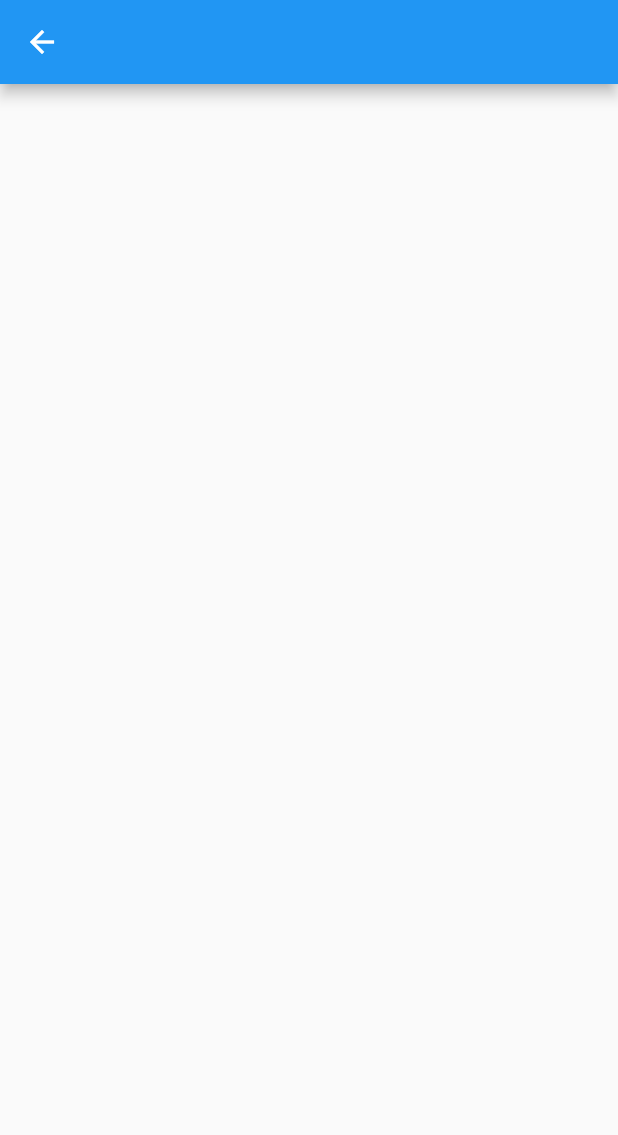
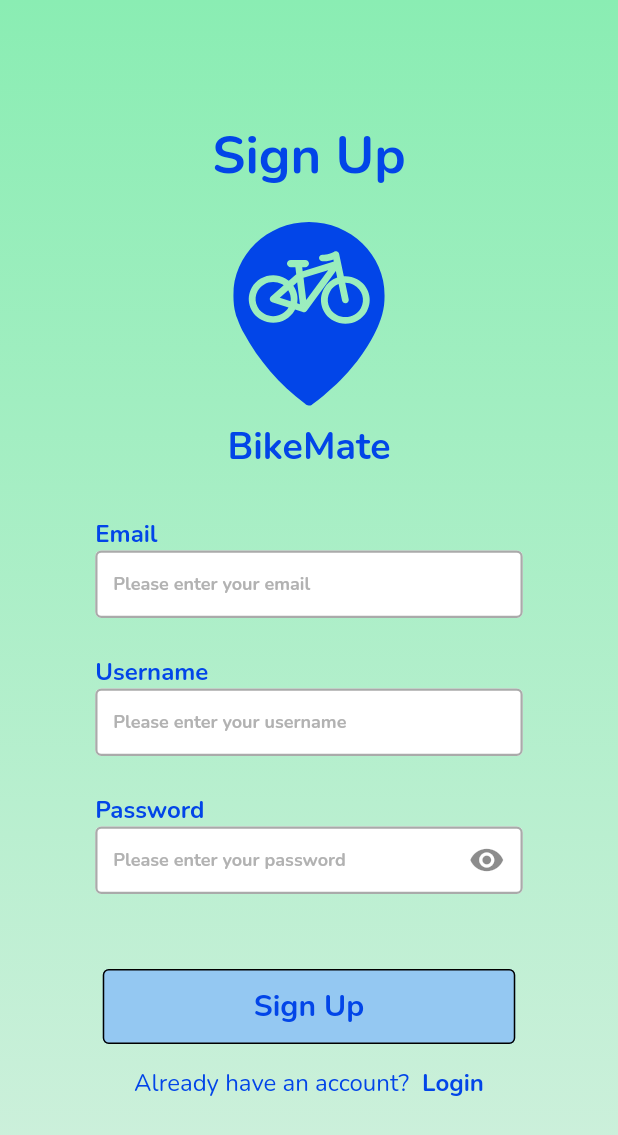
Before and after one commit to DatAmstrongest/BikeMate, a Flutter app: the screen it shows after launch, after a tap on "Sign Up", on a phone screen of 412 x 824 dp. Shown: the top 1135 px of the screen. Run offline on Flutter 3.47's test engine with Material 2 defaults, Android fonts, the light colour scheme and no system bars; our stand-ins replace flutter_svg, google_fonts.

Commit message:
signup page is added

```diff
--- /dev/null
+++ b/lib/UI/input.dart
@@ -0,0 +1,62 @@
+import 'package:bikemate/styles/app_colors.dart';
+import 'package:bikemate/styles/text_styles.dart';
+import 'package:flutter/src/foundation/key.dart';
+import 'package:flutter/src/widgets/framework.dart';
+import 'package:flutter/material.dart';
+
+class Input extends StatefulWidget {
+  final label;
+  final hintText;
+  final isPassword;
+  var _passwordVisible = false;
+
+  Input({this.label, this.hintText, this.isPassword});
+
+  @override
+  State<Input> createState() => _InputState();
+}
+
+class _InputState extends State<Input> {
+  @override
+  Widget build(BuildContext context) {
+    return Column(
+      crossAxisAlignment: CrossAxisAlignment.start,
+      children: [
+        Text(
+          widget.label,
+          style: TextStyles.frontLabelStyle,
+        ),
+        SizedBox(
+          height: 45,
+          child: TextFormField(
+            obscureText: widget._passwordVisible,
+            decoration: InputDecoration(
+                suffixIcon: widget.isPassword
+                    ? IconButton(
+                        icon: widget._passwordVisible
+                            ? const Icon(Icons.visibility_off)
+                            : const Icon(Icons.visibility),
+                        onPressed: () => {
+                          setState(() => {
+                                widget._passwordVisible =
+                                    !widget._passwordVisible
+                              })
+                        },
+                      )
+                    : null,
+                enabledBorder: const OutlineInputBorder(
+                  borderSide: BorderSide(
+                    width: 1.5,
+                    color: AppColors.inputBorderColor,
+                  ),
+                ),
+                filled: true,
+                fillColor: AppColors.inputBackgroundColor,
+                hintText: widget.hintText,
+                hintStyle: TextStyles.frontHintStyle),
+          ),
+        ),
+      ],
+    );
+  }
+}
--- a/lib/images.dart
+++ b/lib/images.dart
@@ -5,8 +5,13 @@ import 'package:flutter_svg/flutter_svg.dart';
 class Images {
   static const path = "assets/images/";
 
-  static Widget brandLogo = SvgPicture.asset(
-    path + "Logo.svg",
+  static Widget biggerLogo = SvgPicture.asset(
+    path + "biggerLogo.svg",
+    color: AppColors.logoColor,
+    semanticsLabel: 'A red up arrow',
+  );
+  static Widget smallerLogo = SvgPicture.asset(
+    path + "smallerLogo.svg",
     color: AppColors.logoColor,
     semanticsLabel: 'A red up arrow',
   );
--- a/lib/pages/signup.dart
+++ b/lib/pages/signup.dart
@@ -1,3 +1,12 @@
+import 'package:bikemate/UI/input.dart';
+import 'package:bikemate/images.dart';
+import 'package:bikemate/pages/home.dart';
+import 'package:bikemate/pages/login.dart';
+import 'package:bikemate/pages/welcome.dart';
+import 'package:bikemate/styles/app_colors.dart';
+
+import 'package:flutter/gestures.dart';
+import 'package:bikemate/styles/text_styles.dart';
 import 'package:flutter/material.dart';
 import 'package:flutter/src/foundation/key.dart';
 import 'package:flutter/src/widgets/framework.dart';
@@ -9,7 +18,104 @@ class SignUp extends StatelessWidget {
   @override
   Widget build(BuildContext context) {
     return Scaffold(
-      appBar: AppBar(),
+      body: Container(
+        width: MediaQuery.of(context).size.width,
+        height: MediaQuery.of(context).size.height,
+        decoration: const BoxDecoration(
+          gradient: LinearGradient(
+            begin: Alignment.topCenter,
+            end: Alignment.bottomCenter,
+            colors: [AppColors.backgroundColor2, AppColors.backgroundColor1],
+          ),
+        ),
+        padding: EdgeInsets.only(top: 80),
+        child: Column(
+          children: [
+            Text(
+              "Sign Up",
+              style: TextStyles.frontTitleStyle,
+            ),
+            SizedBox(height: 20),
+            Images.smallerLogo,
+            const SizedBox(
+              height: 10,
+            ),
+            Text(
+              "BikeMate",
+              style: TextStyles.frontBrandStyle,
+            ),
+            const SizedBox(height: 30),
+            SizedBox(
+              width: 285,
+              child: Input(
+                label: "Email",
+                hintText: "Please enter your email",
+                isPassword: false,
+              ),
+            ),
+            const SizedBox(height: 25),
+            SizedBox(
+              width: 285,
+              child: Input(
+                label: "Username",
+                hintText: "Please enter your username",
+                isPassword: false,
+              ),
+            ),
+            const SizedBox(height: 25),
+            SizedBox(
+              width: 285,
+              child: Input(
+                label: "Password",
+                hintText: "Please enter your password",
+                isPassword: true,
+              ),
+            ),
+            SizedBox(
+              height: 50,
+            ),
+            SizedBox(
+              width: 275,
+              child: Column(
+                crossAxisAlignment: CrossAxisAlignment.stretch,
+                children: [
+                  SizedBox(
+                    height: 50,
+                    child: OutlinedButton(
+                      style: OutlinedButton.styleFrom(
+                        side: const BorderSide(width: 1),
+                        backgroundColor: AppColors.signUpButtonColor,
+                      ),
+                      child: Text("Sign Up", style: TextStyles.frontTextStyle),
+                      onPressed: () => {
+                        Navigator.pushNamed(context, Home.route),
+                      },
+                    ),
+                  ),
+                  SizedBox(height: 15),
+                  Center(
+                    child: RichText(
+                      text: TextSpan(
+                          text: 'Already have an account?',
+                          style: TextStyles.frontLinkStyle,
+                          children: <TextSpan>[
+                            TextSpan(
+                                text: '  Login',
+                                style: TextStyles.frontLinkBoldStyle,
+                                recognizer: TapGestureRecognizer()
+                                  ..onTap = () {
+                                    Navigator.pushNamed(context, Login.route);
+                                    // navigate to desired screen
+                                  })
+                          ]),
+                    ),
+                  ),
+                ],
+              ),
+            )
+          ],
+        ),
+      ),
     );
   }
 }
--- a/lib/pages/welcome.dart
+++ b/lib/pages/welcome.dart
@@ -1,5 +1,6 @@
 import 'package:bikemate/pages/login.dart';
 import 'package:bikemate/pages/signup.dart';
+import 'package:flutter/gestures.dart';
 import 'package:flutter/material.dart';
 import 'package:flutter/src/foundation/key.dart';
 import 'package:flutter/src/widgets/framework.dart';
@@ -31,7 +32,7 @@ class Welcome extends StatelessWidget {
             Text("Welcome to BikeMate!", style: TextStyles.frontTitleStyle),
             Padding(
               padding: const EdgeInsets.only(top: 100),
-              child: Images.brandLogo,
+              child: Images.biggerLogo,
             ),
             const SizedBox(height: 100),
             SizedBox(
@@ -63,7 +64,7 @@ class Welcome extends StatelessWidget {
                       onPressed: () =>
                           {Navigator.pushNamed(context, SignUp.route)},
                     ),
-                  )
+                  ),
                 ],
               ),
             )
--- a/lib/styles/app_colors.dart
+++ b/lib/styles/app_colors.dart
@@ -6,14 +6,18 @@ class AppColors {
   static const navbarIconColor = Colors.black;
   static const navbarSelectedIconColor = Colors.white;
 
+  static const inputBorderColor = Color.fromRGBO(170, 170, 170, 1);
+
   static const backgroundColor1 = Color.fromRGBO(209, 240, 222, 1);
   static const backgroundColor2 = Color.fromRGBO(138, 237, 179, 1);
   static const navbarBackgroundColor = Color.fromRGBO(2, 135, 242, 0.6);
   static const popupBackgroundColor = Color.fromRGBO(148, 200, 242, 1);
+  static const inputBackgroundColor = Color.fromRGBO(255, 255, 255, 1);
 
   static const loginTextColor = Color.fromRGBO(2, 69, 232, 1);
   static const standardTextColor = Colors.black;
   static const viewCommentsTextColor = Color.fromRGBO(0, 0, 0, 0.53);
+  static const hintTextColor = Color.fromRGBO(178, 178, 178, 1);
 
   static const navbarTextColor = Colors.black;
   static const navbarSelectedTextColor = Colors.white;
--- a/lib/styles/text_styles.dart
+++ b/lib/styles/text_styles.dart
@@ -37,11 +37,27 @@ class TextStyles {
     ),
   );
 
+  static final frontLabelStyle = GoogleFonts.nunito(
+    fontSize: 16,
+    fontWeight: FontWeight.bold,
+    textStyle: const TextStyle(
+      color: AppColors.loginTextColor,
+    ),
+  );
+
   static final frontLinkBoldStyle = GoogleFonts.nunito(
     fontSize: 16,
     fontWeight: FontWeight.bold,
     textStyle: const TextStyle(
       color: AppColors.loginTextColor,
+    ),
+  );
+
+  static final frontHintStyle = GoogleFonts.nunito(
+    fontSize: 12,
+    fontWeight: FontWeight.bold,
+    textStyle: const TextStyle(
+      color: AppColors.hintTextColor,
     ),
   );
 
```
Also changed, not shown: assets/images/biggerLogo.svg (renamed from assets/images/Logo.svg), assets/images/smallerLogo.svg (added).
